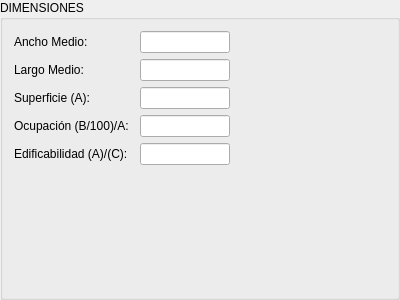
Qt form forms/dimensionform.ui (agimenezpy/CentroHistorico) before a commit.
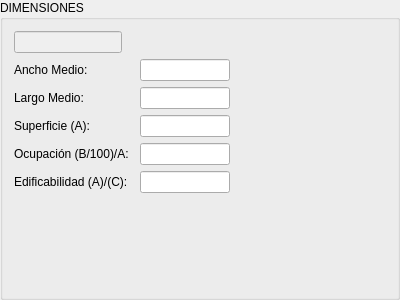
The same form after that commit.

```diff
--- a/forms/dimensionform.ui
+++ b/forms/dimensionform.ui
@@ -10,6 +10,11 @@
     <height>300</height>
    </rect>
   </property>
+  <property name="font">
+   <font>
+    <pointsize>9</pointsize>
+   </font>
+  </property>
   <property name="windowTitle">
    <string>Dimensión</string>
   </property>
@@ -17,7 +22,10 @@
    <string>DIMENSIONES</string>
   </property>
   <layout class="QFormLayout" name="formLayout">
-   <item row="0" column="0">
+   <property name="fieldGrowthPolicy">
+    <enum>QFormLayout::AllNonFixedFieldsGrow</enum>
+   </property>
+   <item row="1" column="0">
     <widget class="QLabel" name="loteAnchoLbl">
      <property name="minimumSize">
       <size>
@@ -45,7 +53,7 @@
      </property>
     </widget>
    </item>
-   <item row="0" column="1">
+   <item row="1" column="1">
     <widget class="QLineEdit" name="loteAnchoEdit">
      <property name="minimumSize">
       <size>
@@ -64,7 +72,7 @@
      </property>
     </widget>
    </item>
-   <item row="1" column="0">
+   <item row="2" column="0">
     <widget class="QLabel" name="loteLargoLbl">
      <property name="minimumSize">
       <size>
@@ -92,7 +100,7 @@
      </property>
     </widget>
    </item>
-   <item row="1" column="1">
+   <item row="2" column="1">
     <widget class="QLineEdit" name="loteLargoEdit">
      <property name="minimumSize">
       <size>
@@ -111,7 +119,7 @@
      </property>
     </widget>
    </item>
-   <item row="2" column="0">
+   <item row="3" column="0">
     <widget class="QLabel" name="loteSuperficieLbl">
      <property name="minimumSize">
       <size>
@@ -139,7 +147,7 @@
      </property>
     </widget>
    </item>
-   <item row="2" column="1">
+   <item row="3" column="1">
     <widget class="QLineEdit" name="loteSuperficieEdit">
      <property name="minimumSize">
       <size>
@@ -158,7 +166,7 @@
      </property>
     </widget>
    </item>
-   <item row="3" column="0">
+   <item row="4" column="0">
     <widget class="QLabel" name="loteOcupacionLbl">
      <property name="minimumSize">
       <size>
@@ -186,7 +194,7 @@
      </property>
     </widget>
    </item>
-   <item row="3" column="1">
+   <item row="4" column="1">
     <widget class="QLineEdit" name="loteOcupacionEdit">
      <property name="enabled">
       <bool>true</bool>
@@ -208,7 +216,7 @@
      </property>
     </widget>
    </item>
-   <item row="4" column="0">
+   <item row="5" column="0">
     <widget class="QLabel" name="loteEdificabilidadLbl">
      <property name="minimumSize">
       <size>
@@ -236,7 +244,7 @@
      </property>
     </widget>
    </item>
-   <item row="4" column="1">
+   <item row="5" column="1">
     <widget class="QLineEdit" name="loteEdificabilidadEdit">
      <property name="enabled">
       <bool>true</bool>
@@ -258,6 +266,13 @@
      </property>
     </widget>
    </item>
+   <item row="0" column="0">
+    <widget class="QLineEdit" name="cuentaEdit">
+     <property name="enabled">
+      <bool>false</bool>
+     </property>
+    </widget>
+   </item>
   </layout>
  </widget>
  <resources/>
```
Left out of the diff: 18 changed lines with no effect on the pictures.
